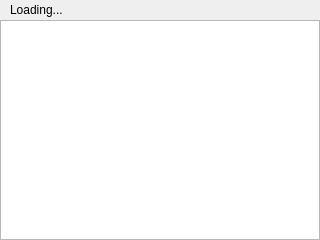
Before: the Qt Designer form imageviewer.ui in pjrinaldi/wombatforensics, drawn with Qt 5.
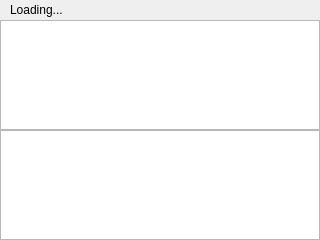
After: the same form once the commit is applied.

```diff
--- a/imageviewer.ui
+++ b/imageviewer.ui
@@ -81,6 +81,34 @@
      </item>
     </layout>
    </item>
+   <item>
+    <widget class="QListWidget" name="listWidget">
+     <property name="editTriggers">
+      <set>QAbstractItemView::NoEditTriggers</set>
+     </property>
+     <property name="flow">
+      <enum>QListView::LeftToRight</enum>
+     </property>
+     <property name="isWrapping" stdset="0">
+      <bool>true</bool>
+     </property>
+     <property name="resizeMode">
+      <enum>QListView::Adjust</enum>
+     </property>
+     <property name="layoutMode">
+      <enum>QListView::Batched</enum>
+     </property>
+     <property name="spacing">
+      <number>0</number>
+     </property>
+     <property name="viewMode">
+      <enum>QListView::IconMode</enum>
+     </property>
+     <property name="uniformItemSizes">
+      <bool>true</bool>
+     </property>
+    </widget>
+   </item>
    <item>
     <widget class="QListView" name="listView">
      <property name="sizeAdjustPolicy">
```
